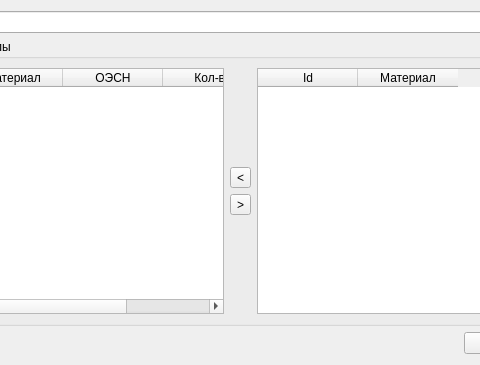
Above: krform.ui from Balyaev-D-A/MFDB before the change; both pictures show x 161 to 641 and y 0 to 365 of the 802 by 365 pixel window. Below: the same form after it.
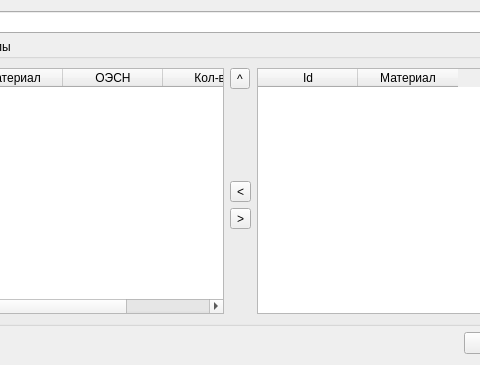
That is the form after the change. Custom widgets are drawn as their Qt base class.

```diff
--- a/krform.ui
+++ b/krform.ui
@@ -108,6 +108,13 @@
       </item>
       <item>
        <layout class="QVBoxLayout" name="verticalLayout">
+        <item>
+         <widget class="QToolButton" name="fillButton">
+          <property name="text">
+           <string>^</string>
+          </property>
+         </widget>
+        </item>
         <item>
          <spacer name="verticalSpacer_2">
           <property name="orientation">
```
